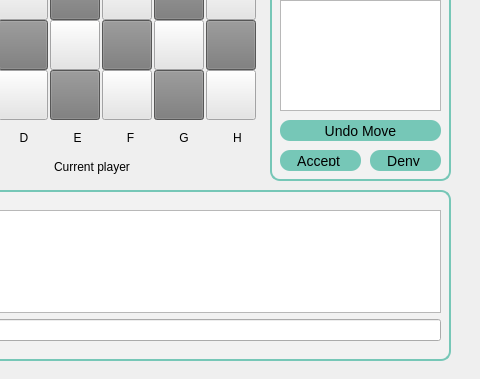
Before: the Qt Designer form schach/schachgui.ui in Charly-62/QtChessApp, drawn with Qt 5; both pictures show x 200 to 680 and y 400 to 779 of the 680 by 779 pixel window.
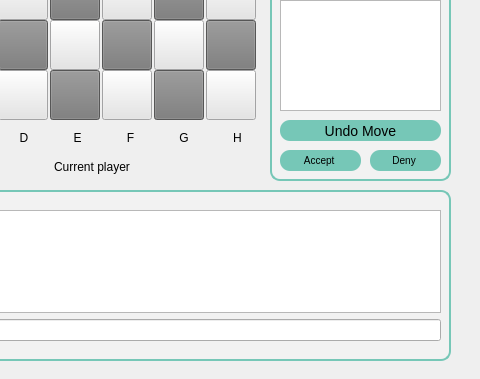
After: the same form once the commit is applied.

```diff
--- a/schach/schachgui.ui
+++ b/schach/schachgui.ui
@@ -2387,7 +2387,7 @@
     color: black;
     border-radius: 10px;
     padding: 5px;
-    font-size: 14px;
+    font-size: 10px;
 }
 
 QPushButton:hover {
@@ -2422,7 +2422,7 @@
     color: black;
     border-radius: 10px;
     padding: 5px;
-    font-size: 14px;
+    font-size: 10px;
 }
 
 QPushButton:hover {
```
